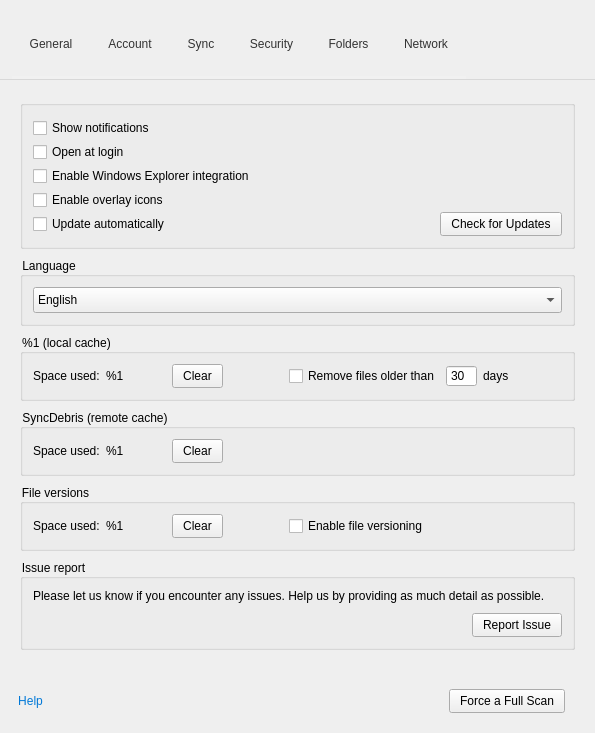
meganz/MEGAsync, file src/MEGASync/gui/win/SettingsDialog.ui: the form before one commit.
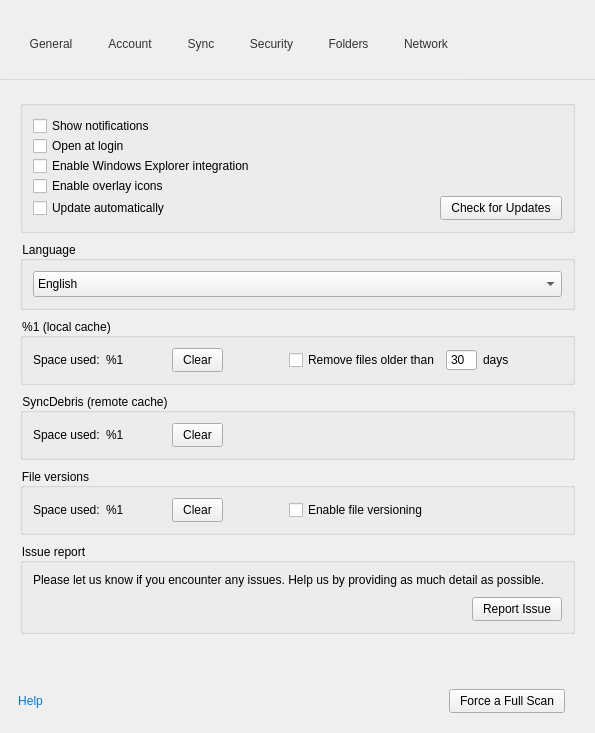
The form after the commit. Icons and pictures are not drawn. Custom widgets are drawn as their Qt base class.

Commit message:
Remove fixed constraints from buttons and other elements
That have crept in during the Settings revamp task.

Patch:
```diff
--- a/src/MEGASync/gui/win/SettingsDialog.ui
+++ b/src/MEGASync/gui/win/SettingsDialog.ui
@@ -559,18 +559,6 @@
               <verstretch>0</verstretch>
              </sizepolicy>
             </property>
-            <property name="minimumSize">
-             <size>
-              <width>0</width>
-              <height>24</height>
-             </size>
-            </property>
-            <property name="maximumSize">
-             <size>
-              <width>16777215</width>
-              <height>24</height>
-             </size>
-            </property>
             <property name="text">
              <string>Show notifications</string>
             </property>
@@ -587,18 +575,6 @@
               <verstretch>0</verstretch>
              </sizepolicy>
             </property>
-            <property name="minimumSize">
-             <size>
-              <width>0</width>
-              <height>24</height>
-             </size>
-            </property>
-            <property name="maximumSize">
-             <size>
-              <width>16777215</width>
-              <height>24</height>
-             </size>
-            </property>
             <property name="text">
              <string>Open at login</string>
             </property>
@@ -612,18 +588,6 @@
               <verstretch>0</verstretch>
              </sizepolicy>
             </property>
-            <property name="minimumSize">
-             <size>
-              <width>0</width>
-              <height>24</height>
-             </size>
-            </property>
-            <property name="maximumSize">
-             <size>
-              <width>16777215</width>
-              <height>24</height>
-             </size>
-            </property>
             <property name="text">
              <string>Enable Windows Explorer integration</string>
             </property>
@@ -637,18 +601,6 @@
               <verstretch>0</verstretch>
              </sizepolicy>
             </property>
-            <property name="minimumSize">
-             <size>
-              <width>0</width>
-              <height>24</height>
-             </size>
-            </property>
-            <property name="maximumSize">
-             <size>
-              <width>16777215</width>
-              <height>24</height>
-             </size>
-            </property>
             <property name="text">
              <string>Enable overlay icons</string>
             </property>
@@ -680,12 +632,6 @@
                  <verstretch>24</verstretch>
                 </sizepolicy>
                </property>
-               <property name="maximumSize">
-                <size>
-                 <width>16777215</width>
-                 <height>24</height>
-                </size>
-               </property>
                <property name="text">
                 <string>Update automatically</string>
                </property>
```
Left out of the diff: 6 changed lines with no effect on the pictures. The commit also changes 3 other files.
